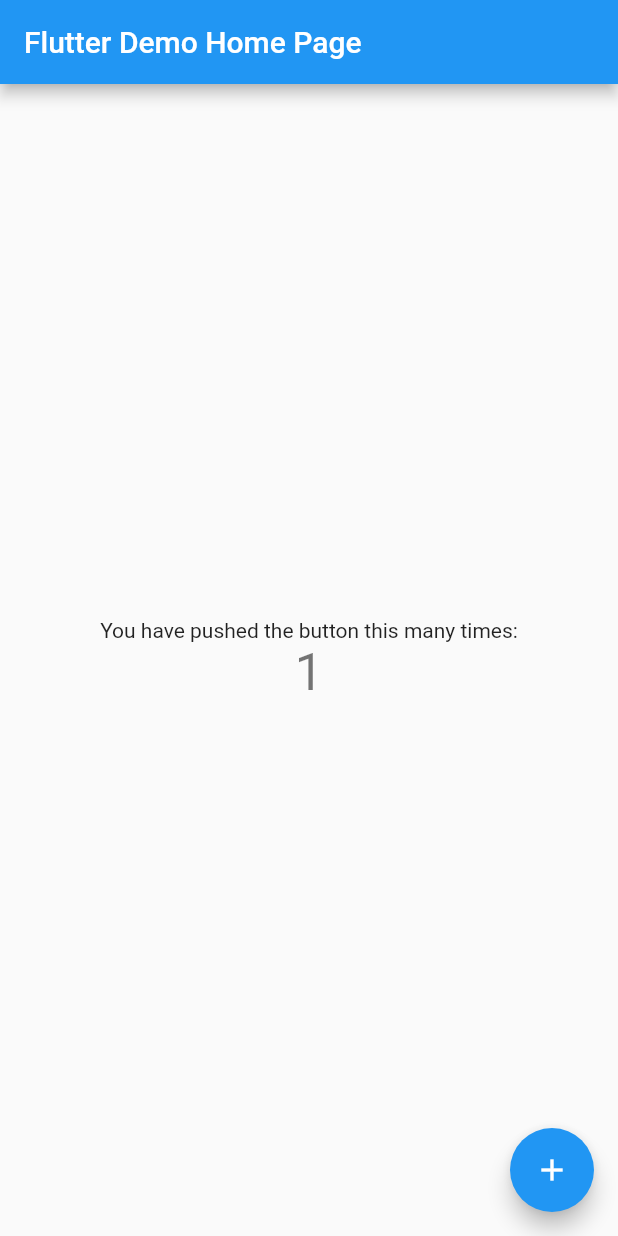
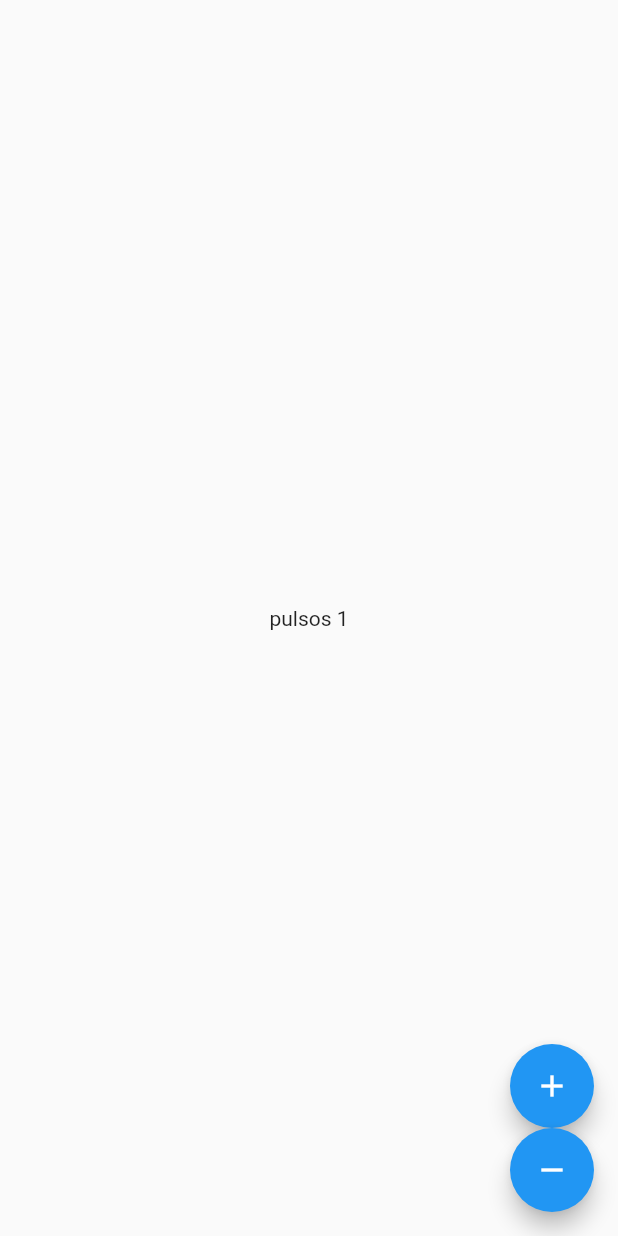
Before and after one commit to JaVergelVe/Desarrollo-Movil, a Flutter app: the screen it shows after launch, after a tap on the "add" icon, on a phone screen of 412 x 824 dp. Run offline on Flutter 3.47's test engine with Material 2 defaults, Android fonts, the phone set to English and light mode, and no system bars.

Commit message:
Commit final

```diff
--- a/temporal/lib/main.dart
+++ b/temporal/lib/main.dart
@@ -1,115 +1,17 @@
 import 'package:flutter/material.dart';
+import 'package:temporal/screen/nose_screen.dart';
 
 void main() {
   runApp(const MyApp());
 }
 
-class MyApp extends StatelessWidget {
+class MyApp extends StatelessWidget{
   const MyApp({Key? key}) : super(key: key);
 
-  // This widget is the root of your application.
   @override
   Widget build(BuildContext context) {
-    return MaterialApp(
-      title: 'Flutter Demo',
-      theme: ThemeData(
-        // This is the theme of your application.
-        //
-        // Try running your application with "flutter run". You'll see the
-        // application has a blue toolbar. Then, without quitting the app, try
-        // changing the primarySwatch below to Colors.green and then invoke
-        // "hot reload" (press "r" in the console where you ran "flutter run",
-        // or simply save your changes to "hot reload" in a Flutter IDE).
-        // Notice that the counter didn't reset back to zero; the application
-        // is not restarted.
-        primarySwatch: Colors.blue,
-      ),
-      home: const MyHomePage(title: 'Flutter Demo Home Page'),
+    return const MaterialApp(
+      home: Nose()
     );
   }
 }
-
-class MyHomePage extends StatefulWidget {
-  const MyHomePage({Key? key, required this.title}) : super(key: key);
-
-  // This widget is the home page of your application. It is stateful, meaning
-  // that it has a State object (defined below) that contains fields that affect
-  // how it looks.
-
-  // This class is the configuration for the state. It holds the values (in this
-  // case the title) provided by the parent (in this case the App widget) and
-  // used by the build method of the State. Fields in a Widget subclass are
-  // always marked "final".
-
-  final String title;
-
-  @override
-  State<MyHomePage> createState() => _MyHomePageState();
-}
-
-class _MyHomePageState extends State<MyHomePage> {
-  int _counter = 0;
-
-  void _incrementCounter() {
-    setState(() {
-      // This call to setState tells the Flutter framework that something has
-      // changed in this State, which causes it to rerun the build method below
-      // so that the display can reflect the updated values. If we changed
-      // _counter without calling setState(), then the build method would not be
-      // called again, and so nothing would appear to happen.
-      _counter++;
-    });
-  }
-
-  @override
-  Widget build(BuildContext context) {
-    // This method is rerun every time setState is called, for instance as done
-    // by the _incrementCounter method above.
-    //
-    // The Flutter framework has been optimized to make rerunning build methods
-    // fast, so that you can just rebuild anything that needs updating rather
-    // than having to individually change instances of widgets.
-    return Scaffold(
-      appBar: AppBar(
-        // Here we take the value from the MyHomePage object that was created by
-        // the App.build method, and use it to set our appbar title.
-        title: Text(widget.title),
-      ),
-      body: Center(
-        // Center is a layout widget. It takes a single child and positions it
-        // in the middle of the parent.
-        child: Column(
-          // Column is also a layout widget. It takes a list of children and
-          // arranges them vertically. By default, it sizes itself to fit its
-          // children horizontally, and tries to be as tall as its parent.
-          //
-          // Invoke "debug painting" (press "p" in the console, choose the
-          // "Toggle Debug Paint" action from the Flutter Inspector in Android
-          // Studio, or the "Toggle Debug Paint" command in Visual Studio Code)
-          // to see the wireframe for each widget.
-          //
-          // Column has various properties to control how it sizes itself and
-          // how it positions its children. Here we use mainAxisAlignment to
-          // center the children vertically; the main axis here is the vertical
-          // axis because Columns are vertical (the cross axis would be
-          // horizontal).
-          mainAxisAlignment: MainAxisAlignment.center,
-          children: <Widget>[
-            const Text(
-              'You have pushed the button this many times:',
-            ),
-            Text(
-              '$_counter',
-              style: Theme.of(context).textTheme.headline4,
-            ),
-          ],
-        ),
-      ),
-      floatingActionButton: FloatingActionButton(
-        onPressed: _incrementCounter,
-        tooltip: 'Increment',
-        child: const Icon(Icons.add),
-      ), // This trailing comma makes auto-formatting nicer for build methods.
-    );
-  }
-}
--- /dev/null
+++ b/temporal/lib/screen/hola_screen.dart
@@ -0,0 +1,24 @@
+import 'package:flutter/material.dart';
+
+class Hola extends StatelessWidget{
+  const Hola({Key? key}) : super(key: key);
+  @override
+  Widget build(BuildContext context) {
+    return Scaffold(
+        appBar: AppBar(
+          title: const Text("Esto es mi app"),
+        ),
+        body: Center(
+          child: Column(
+            mainAxisAlignment: MainAxisAlignment.center,
+            children: const [
+              Text("Hola primer texto"),
+              Text("Hola segundo texto"),
+              Text("Hola tercer texto"),
+              Text("Hola cuarto texto")
+            ],
+          ),
+        ),
+      );
+  }
+}
--- /dev/null
+++ b/temporal/lib/screen/nose_screen.dart
@@ -0,0 +1,53 @@
+import 'package:flutter/material.dart';
+
+class Nose extends StatefulWidget{
+  const Nose({Key? key}) : super(key: key);
+
+  @override
+  State<Nose> createState() => _NoseState();
+}
+
+class _NoseState extends State<Nose> {
+  int pulsos = 0;
+
+  @override
+  Widget build(BuildContext context) {
+    return Scaffold(
+      floatingActionButton: Column(
+        mainAxisAlignment: MainAxisAlignment.end,
+        children: [
+          CustomButtom(icon: Icons.add, onPress: (){
+            setState(() {
+              pulsos++;
+            });
+          }),
+          CustomButtom(icon: Icons.remove, onPress: (){
+            setState(() {
+              pulsos--;
+            });
+          })
+        ],
+      ),
+      body: Center(child: Text("pulsos $pulsos")),
+    );
+  }
+}
+
+class CustomButtom extends StatelessWidget {
+  final IconData icon;
+  final VoidCallback onPress;
+
+  const CustomButtom({Key? key,
+    required this.icon,
+    required this.onPress
+  }) : super(key: key);
+  @override
+  Widget build(BuildContext context) {
+    return FloatingActionButton(
+      onPressed: () {
+        onPress();
+      },
+    child:  Icon(icon),
+    );
+  }
+}
```
